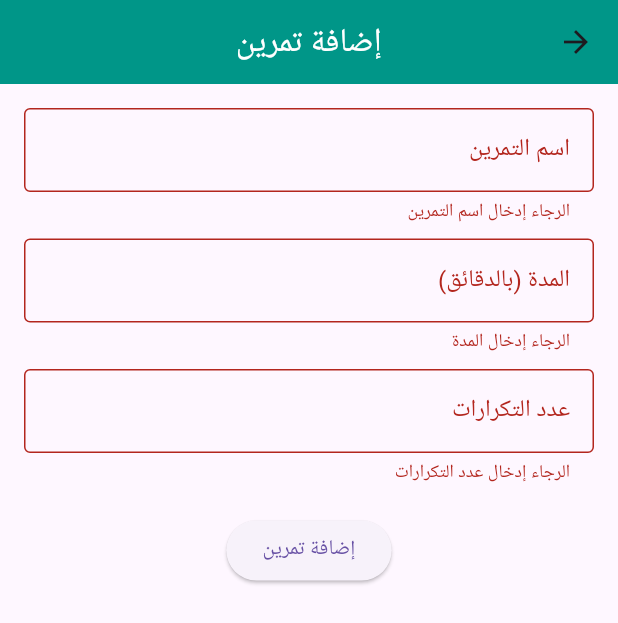
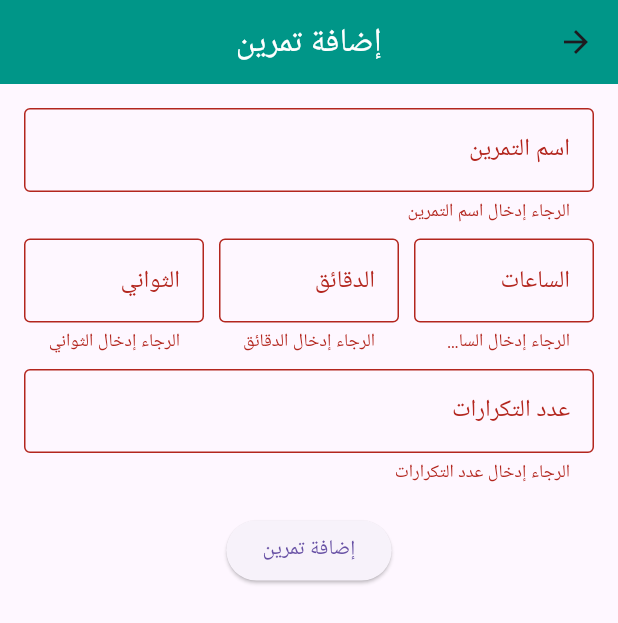
Before and after one commit to Mahmoud7Hany/exercise_management, a Flutter app: the AddWorkout screen opened directly, after a tap on "إضافة تمرين", on a phone screen of 412 x 824 dp. Shown: the top 623 px of the screen. Run offline on Flutter 3.47's test engine with Material 3 defaults, Android fonts, the phone set to English and light mode, and no system bars; our stand-ins replace shared_preferences; accounts and stored records are empty.

Commit message:
Edit time

```diff
--- a/lib/page/add_workout.dart
+++ b/lib/page/add_workout.dart
@@ -1,5 +1,3 @@
-// ignore_for_file: library_private_types_in_public_api
-
 import 'package:flutter/material.dart';
 
 // إضافة تمرين
@@ -15,7 +13,9 @@ class AddWorkout extends StatefulWidget {
 class _AddWorkoutState extends State<AddWorkout> {
   final _formKey = GlobalKey<FormState>();
   String _name = '';
-  int? _duration;
+  int? _hours;
+  int? _minutes;
+  int? _seconds;
   int? _repetitions;
 
   @override
@@ -23,7 +23,10 @@ class _AddWorkoutState extends State<AddWorkout> {
     super.initState();
     if (widget.workout != null) {
       _name = widget.workout!['name'];
-      _duration = widget.workout!['duration'];
+      final totalSeconds = widget.workout!['duration'] ?? 0;
+      _hours = totalSeconds ~/ 3600;
+      _minutes = (totalSeconds % 3600) ~/ 60;
+      _seconds = totalSeconds % 60;
       _repetitions = widget.workout!['repetitions'];
     }
   }
@@ -31,9 +34,11 @@ class _AddWorkoutState extends State<AddWorkout> {
   void _submitForm() {
     if (_formKey.currentState!.validate()) {
       _formKey.currentState!.save();
+      final durationInSeconds =
+          (_hours ?? 0) * 3600 + (_minutes ?? 0) * 60 + (_seconds ?? 0);
       Navigator.of(context).pop({
         'name': _name,
-        'duration': _duration ?? 0,
+        'duration': durationInSeconds,
         'repetitions': _repetitions ?? 0,
       });
     }
@@ -82,28 +87,72 @@ class _AddWorkoutState extends State<AddWorkout> {
                 },
               ),
               const SizedBox(height: 10),
-              TextFormField(
-                initialValue:
-                    widget.workout != null ? _duration.toString() : '',
+              Row(
+                children: [
+                  Expanded(
+                    child: TextFormField(
+                      initialValue: _hours?.toString() ?? '',
                       decoration: const InputDecoration(
-                  labelText: 'المدة (بالدقائق)',
+                        labelText: 'الساعات',
                         border: OutlineInputBorder(),
                       ),
                       keyboardType: TextInputType.number,
                       validator: (value) {
                         if (value!.isEmpty) {
-                    return 'الرجاء إدخال المدة';
+                          return 'الرجاء إدخال الساعات';
                         }
                         return null;
                       },
                       onSaved: (value) {
-                  _duration = int.tryParse(value!);
+                        _hours = int.tryParse(value!);
                       },
+                    ),
+                  ),
+                  const SizedBox(width: 10),
+                  Expanded(
+                    child: TextFormField(
+                      initialValue: _minutes?.toString() ?? '',
+                      decoration: const InputDecoration(
+                        labelText: 'الدقائق',
+                        border: OutlineInputBorder(),
+                      ),
+                      keyboardType: TextInputType.number,
+                      validator: (value) {
+                        if (value!.isEmpty) {
+                          return 'الرجاء إدخال الدقائق';
+                        }
+                        return null;
+                      },
+                      onSaved: (value) {
+                        _minutes = int.tryParse(value!);
+                      },
+                    ),
+                  ),
+                  const SizedBox(width: 10),
+                  Expanded(
+                    child: TextFormField(
+                      initialValue: _seconds?.toString() ?? '',
+                      decoration: const InputDecoration(
+                        labelText: 'الثواني',
+                        border: OutlineInputBorder(),
+                      ),
+                      keyboardType: TextInputType.number,
+                      validator: (value) {
+                        if (value!.isEmpty) {
+                          return 'الرجاء إدخال الثواني';
+                        }
+                        return null;
+                      },
+                      onSaved: (value) {
+                        _seconds = int.tryParse(value!);
+                      },
+                    ),
+                  ),
+                ],
               ),
               const SizedBox(height: 10),
               TextFormField(
-                initialValue:
-                    widget.workout != null ? _repetitions.toString() : '',
+                initialValue: _repetitions?.toString() ?? '',
                 decoration: const InputDecoration(
                   labelText: 'عدد التكرارات',
                   border: OutlineInputBorder(),
```
Also changed, not shown: lib/page/home.dart (+62 -8 lines), lib/page/workout_history.dart (+22 -4 lines), lib/main.dart (line endings or trailing spaces). Lines whose indentation alone changed are shown as unchanged.
